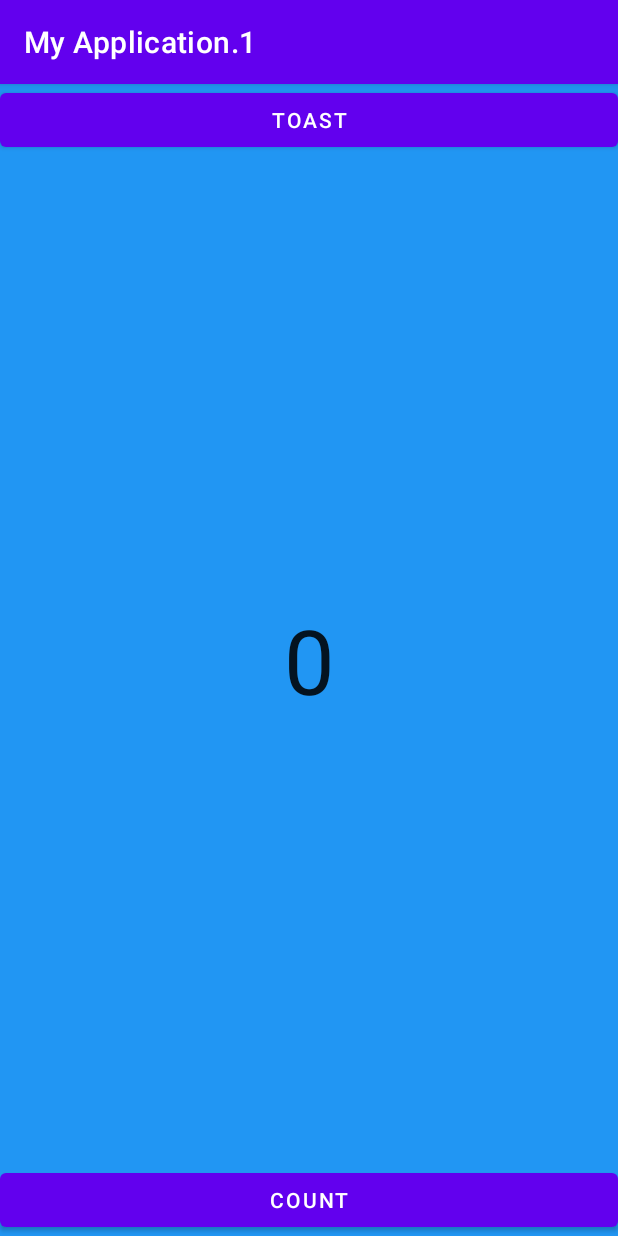
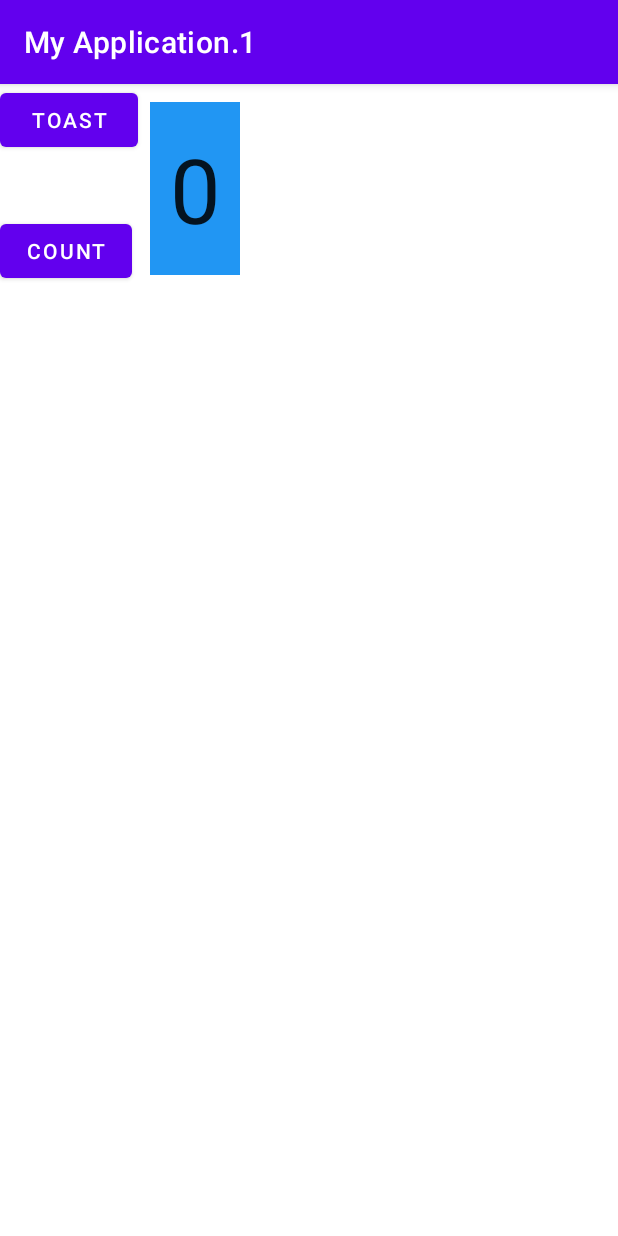
Before and after one commit to bkashadhikari/HelloWorld, an Android app: the screen it shows after launch (MainActivity), on a phone screen of 412 x 824 dp. Run offline under Robolectric (Android 15) with nearby library versions, the phone set to English and light mode, and no system bars.

```diff
--- a/app/src/main/res/layout/activity_main.xml
+++ b/app/src/main/res/layout/activity_main.xml
@@ -1,44 +1,40 @@
 <?xml version="1.0" encoding="utf-8"?>
-<androidx.constraintlayout.widget.ConstraintLayout
-    xmlns:android="http://schemas.android.com/apk/res/android"
+<androidx.constraintlayout.widget.ConstraintLayout xmlns:android="http://schemas.android.com/apk/res/android"
+    xmlns:app="http://schemas.android.com/apk/res-auto"
     xmlns:tools="http://schemas.android.com/tools"
-    xmlns:app="http://schemas.android.com/apk/res-auto"
     android:layout_width="match_parent"
     android:layout_height="match_parent"
     tools:context=".MainActivity">
 
     <TextView
         android:id="@+id/count_text"
-        android:layout_width="0dp"
-        android:layout_height="0dp"
+        android:layout_width="60dp"
+        android:layout_height="115dp"
+        android:layout_marginStart="8dp"
+        android:layout_marginTop="12dp"
         android:background="#2196F3"
         android:gravity="center"
         android:text="0"
         android:textAppearance="@style/TextAppearance.AppCompat.Large"
         android:textSize="60sp"
-        app:layout_constraintBottom_toBottomOf="parent"
-        app:layout_constraintHorizontal_bias="0.0"
-        app:layout_constraintLeft_toLeftOf="parent"
-        app:layout_constraintRight_toRightOf="parent"
-        app:layout_constraintTop_toTopOf="parent"
-        app:layout_constraintVertical_bias="0.0" />
+        app:layout_constraintStart_toEndOf="@+id/btn_toast"
+        app:layout_constraintTop_toTopOf="parent" />
 
     <Button
         android:id="@+id/btn_toast"
-        android:layout_width="0dp"
-        android:layout_height="wrap_content"
+        android:layout_width="92dp"
+        android:layout_height="48dp"
         android:text="toast"
-        app:layout_constraintEnd_toEndOf="parent"
         app:layout_constraintStart_toStartOf="parent"
         app:layout_constraintTop_toTopOf="parent" />
 
     <Button
         android:id="@+id/btn_count"
-        android:layout_width="0dp"
+        android:layout_width="wrap_content"
         android:layout_height="wrap_content"
+        android:layout_marginTop="39dp"
         android:text="count"
-        app:layout_constraintBottom_toBottomOf="parent"
-        app:layout_constraintEnd_toEndOf="parent"
-        app:layout_constraintStart_toStartOf="parent" />
+        app:layout_constraintStart_toStartOf="parent"
+        app:layout_constraintTop_toBottomOf="@+id/btn_toast" />
 
 </androidx.constraintlayout.widget.ConstraintLayout>
```
